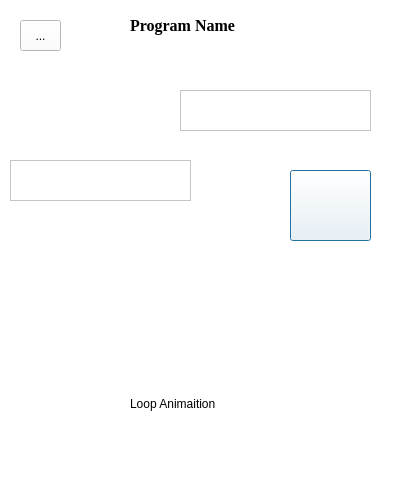
ImBaeChoi/AI_contest, file test2.ui: the form before one commit.
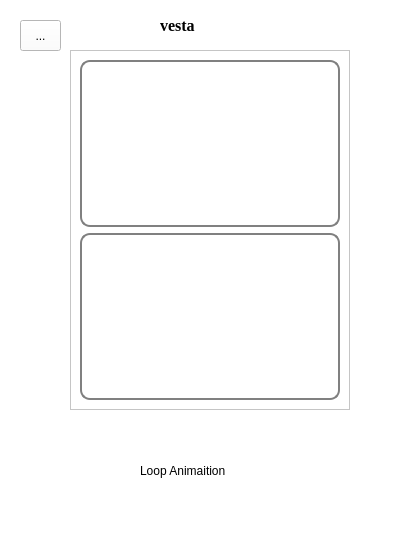
The form after the commit. Icons and pictures are not drawn.

```diff
--- a/test2.ui
+++ b/test2.ui
@@ -6,8 +6,8 @@
    <rect>
     <x>0</x>
     <y>0</y>
-    <width>397</width>
-    <height>498</height>
+    <width>411</width>
+    <height>544</height>
    </rect>
   </property>
   <property name="windowTitle">
@@ -23,7 +23,7 @@
   <widget class="QLabel" name="program_name">
    <property name="geometry">
     <rect>
-     <x>130</x>
+     <x>160</x>
      <y>10</y>
      <width>161</width>
      <height>31</height>
@@ -38,7 +38,7 @@
     </font>
    </property>
    <property name="text">
-    <string>Program Name</string>
+    <string>vesta</string>
    </property>
   </widget>
   <widget class="QToolButton" name="toolButton">
@@ -61,66 +61,23 @@
   <widget class="QLabel" name="loopAni">
    <property name="geometry">
     <rect>
-     <x>130</x>
-     <y>340</y>
-     <width>128</width>
-     <height>128</height>
+     <x>140</x>
+     <y>420</y>
+     <width>101</width>
+     <height>101</height>
     </rect>
    </property>
    <property name="text">
     <string>Loop Animaition</string>
    </property>
   </widget>
-  <widget class="QTextEdit" name="answer_edit">
-   <property name="geometry">
-    <rect>
-     <x>10</x>
-     <y>160</y>
-     <width>181</width>
-     <height>41</height>
-    </rect>
-   </property>
-  </widget>
-  <widget class="QTextEdit" name="command_edit">
-   <property name="geometry">
-    <rect>
-     <x>180</x>
-     <y>90</y>
-     <width>191</width>
-     <height>41</height>
-    </rect>
-   </property>
-  </widget>
-  <widget class="QPushButton" name="mic_btn">
-   <property name="geometry">
-    <rect>
-     <x>290</x>
-     <y>170</y>
-     <width>81</width>
-     <height>71</height>
-    </rect>
-   </property>
-   <property name="text">
-    <string/>
-   </property>
-   <property name="icon">
-    <iconset>
-     <normaloff>../사진 및 그림/마이크.png</normaloff>../사진 및 그림/마이크.png</iconset>
-   </property>
-   <property name="iconSize">
-    <size>
-     <width>50</width>
-     <height>50</height>
-    </size>
-   </property>
-  </widget>
   <widget class="QPushButton" name="hidden_mic_btn">
    <property name="geometry">
     <rect>
-     <x>100</x>
-     <y>340</y>
-     <width>171</width>
-     <height>141</height>
+     <x>150</x>
+     <y>430</y>
+     <width>91</width>
+     <height>81</height>
     </rect>
    </property>
    <property name="styleSheet">
@@ -134,6 +91,50 @@
     <string/>
    </property>
   </widget>
+  <widget class="QScrollArea" name="scrollArea">
+   <property name="geometry">
+    <rect>
+     <x>70</x>
+     <y>50</y>
+     <width>280</width>
+     <height>360</height>
+    </rect>
+   </property>
+   <property name="widgetResizable">
+    <bool>true</bool>
+   </property>
+   <widget class="QWidget" name="scrollAreaWidgetContents">
+    <property name="geometry">
+     <rect>
+      <x>0</x>
+      <y>0</y>
+      <width>278</width>
+      <height>358</height>
+     </rect>
+    </property>
+    <layout class="QVBoxLayout" name="verticalLayout">
+     <item>
+      <widget class="QTextEdit" name="command_edit">
+       <property name="styleSheet">
+        <string notr="true">border: 2px solid gray; border-radius: 10px; padding: 5px;</string>
+       </property>
+      </widget>
+     </item>
+     <item>
+      <widget class="QTextEdit" name="answer_edit">
+       <property name="styleSheet">
+        <string notr="true">border: 2px solid gray; border-radius: 10px; padding: 5px;</string>
+       </property>
+      </widget>
+     </item>
+    </layout>
+   </widget>
+  </widget>
+  <zorder>scrollArea</zorder>
+  <zorder>program_name</zorder>
+  <zorder>toolButton</zorder>
+  <zorder>loopAni</zorder>
+  <zorder>hidden_mic_btn</zorder>
  </widget>
  <resources/>
  <connections/>
```
